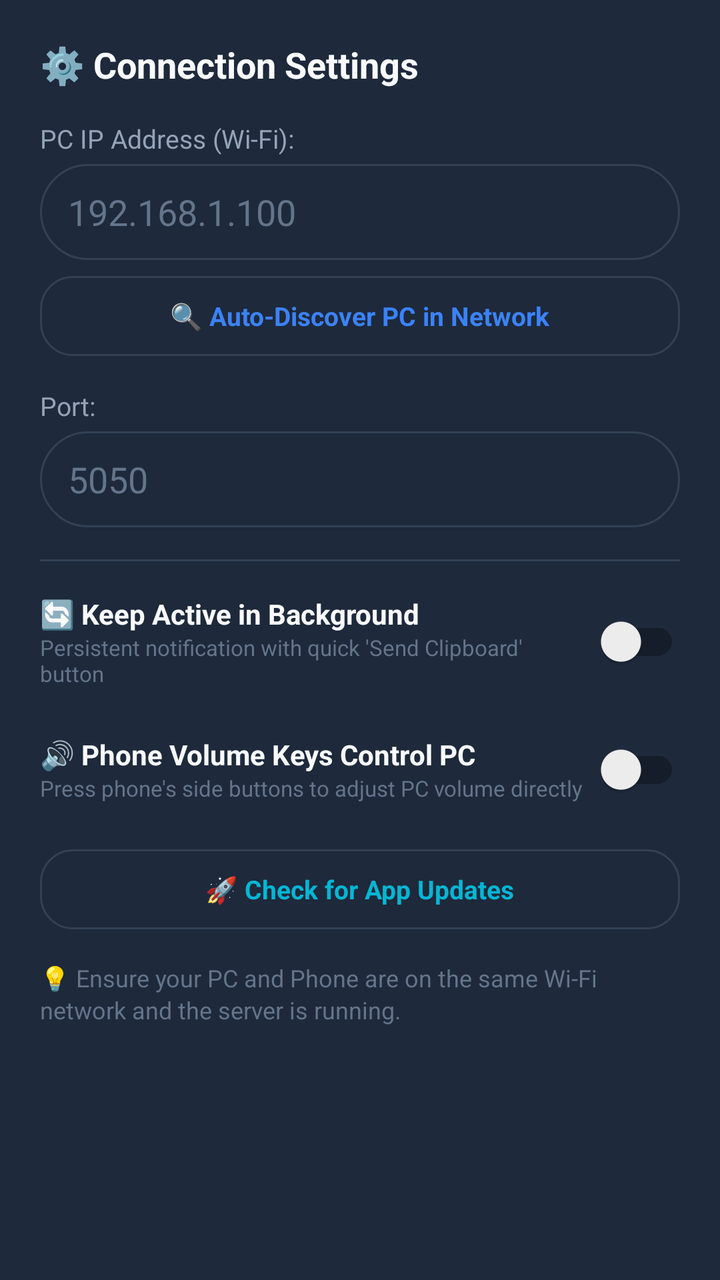
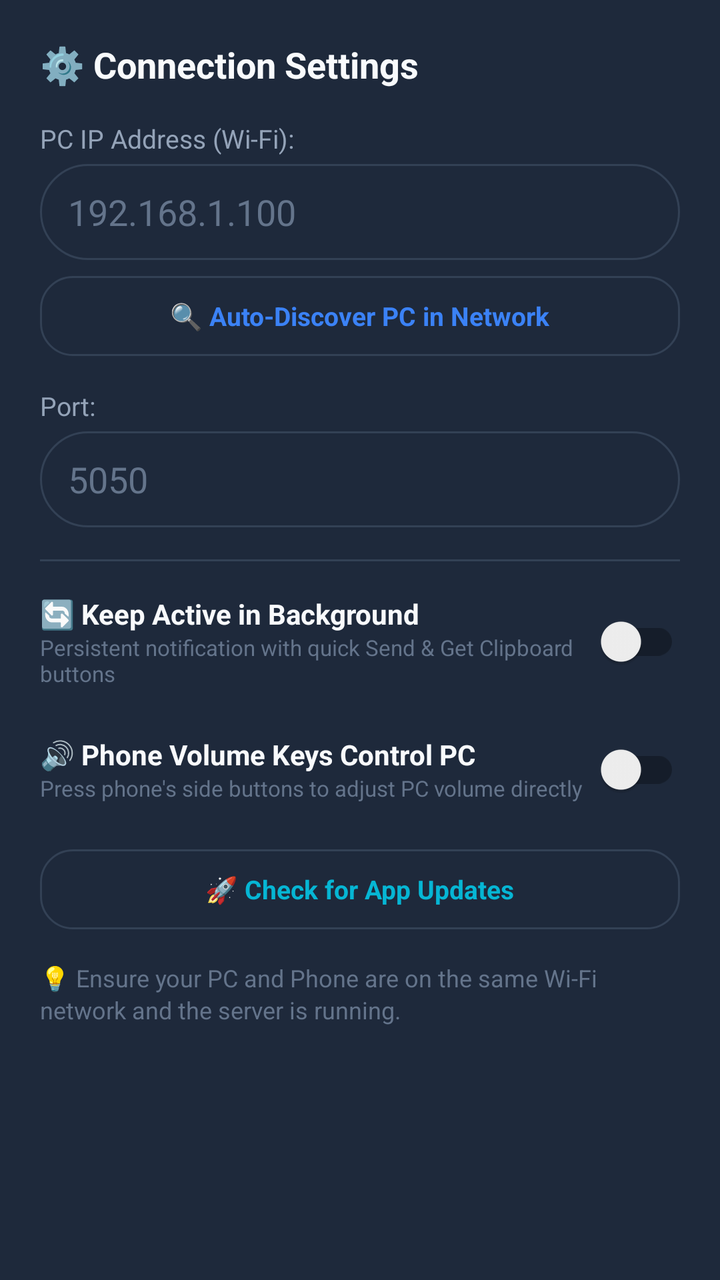

Before-and-after screenshots of an Android layout around one commit, followed by the original layout XML and the change that was made.
<!-- AndroidManifest.xml: application theme Theme.PCRemote -->
<!-- res/layout/dialog_settings.xml -->
<?xml version="1.0" encoding="utf-8"?>
<LinearLayout xmlns:android="http://schemas.android.com/apk/res/android"
    android:layout_width="match_parent"
    android:layout_height="wrap_content"
    android:orientation="vertical"
    android:padding="20dp"
    android:background="@color/surface_dark">

    <TextView
        android:layout_width="match_parent"
        android:layout_height="wrap_content"
        android:text="⚙️ Connection Settings"
        android:textColor="@color/text_primary"
        android:textSize="18sp"
        android:textStyle="bold"
        android:layout_marginBottom="16dp" />

    <TextView
        android:layout_width="match_parent"
        android:layout_height="wrap_content"
        android:text="PC IP Address (Wi-Fi):"
        android:textColor="@color/text_secondary"
        android:textSize="13sp"
        android:layout_marginBottom="4dp" />

    <EditText
        android:id="@+id/etIpAddress"
        android:layout_width="match_parent"
        android:layout_height="48dp"
        android:background="@drawable/bg_input"
        android:paddingStart="14dp"
        android:paddingEnd="14dp"
        android:hint="192.168.1.100"
        android:textColorHint="@color/text_muted"
        android:textColor="@color/text_primary"
        android:inputType="textUri"
        android:layout_marginBottom="8dp" />

    <LinearLayout
        android:id="@+id/btnAutoDiscover"
        android:layout_width="match_parent"
        android:layout_height="40dp"
        android:background="@drawable/bg_chip"
        android:gravity="center"
        android:clickable="true"
        android:focusable="true"
        android:layout_marginBottom="16dp">

        <TextView
            android:id="@+id/tvAutoDiscoverText"
            android:layout_width="wrap_content"
            android:layout_height="wrap_content"
            android:text="🔍 Auto-Discover PC in Network"
            android:textColor="@color/accent_blue"
            android:textSize="13sp"
            android:textStyle="bold" />
    </LinearLayout>

    <TextView
        android:layout_width="match_parent"
        android:layout_height="wrap_content"
        android:text="Port:"
        android:textColor="@color/text_secondary"
        android:textSize="13sp"
        android:layout_marginBottom="4dp" />

    <EditText
        android:id="@+id/etPort"
        android:layout_width="match_parent"
        android:layout_height="48dp"
        android:background="@drawable/bg_input"
        android:paddingStart="14dp"
        android:paddingEnd="14dp"
        android:hint="5050"
        android:textColorHint="@color/text_muted"
        android:textColor="@color/text_primary"
        android:inputType="number"
        android:layout_marginBottom="16dp" />

    
    <View
        android:layout_width="match_parent"
        android:layout_height="1dp"
        android:background="#334155"
        android:layout_marginBottom="16dp" />

    
    <LinearLayout
        android:layout_width="match_parent"
        android:layout_height="wrap_content"
        android:orientation="horizontal"
        android:gravity="center_vertical"
        android:layout_marginBottom="16dp">

        <LinearLayout
            android:layout_width="0dp"
            android:layout_height="wrap_content"
            android:layout_weight="1"
            android:orientation="vertical">

            <TextView
                android:layout_width="wrap_content"
                android:layout_height="wrap_content"
                android:text="🔄 Keep Active in Background"
                android:textColor="@color/text_primary"
                android:textSize="14sp"
                android:textStyle="bold" />

            <TextView
                android:layout_width="wrap_content"
                android:layout_height="wrap_content"
                android:text="Persistent notification with quick 'Send Clipboard' button"
                android:textColor="@color/text_muted"
                android:textSize="11sp" />
        </LinearLayout>

        <androidx.appcompat.widget.SwitchCompat
            android:id="@+id/switchKeepBackground"
            android:layout_width="wrap_content"
            android:layout_height="wrap_content" />
    </LinearLayout>

    
    <LinearLayout
        android:layout_width="match_parent"
        android:layout_height="wrap_content"
        android:orientation="horizontal"
        android:gravity="center_vertical"
        android:layout_marginBottom="16dp">

        <LinearLayout
            android:layout_width="0dp"
            android:layout_height="wrap_content"
            android:layout_weight="1"
            android:orientation="vertical">

            <TextView
                android:layout_width="wrap_content"
                android:layout_height="wrap_content"
                android:text="🔊 Phone Volume Keys Control PC"
                android:textColor="@color/text_primary"
                android:textSize="14sp"
                android:textStyle="bold" />

            <TextView
                android:layout_width="wrap_content"
                android:layout_height="wrap_content"
                android:text="Press phone's side buttons to adjust PC volume directly"
                android:textColor="@color/text_muted"
                android:textSize="11sp" />
        </LinearLayout>

        <androidx.appcompat.widget.SwitchCompat
            android:id="@+id/switchHwVolume"
            android:layout_width="wrap_content"
            android:layout_height="wrap_content" />
    </LinearLayout>

    
    <LinearLayout
        android:id="@+id/btnCheckUpdates"
        android:layout_width="match_parent"
        android:layout_height="40dp"
        android:background="@drawable/bg_chip"
        android:gravity="center"
        android:clickable="true"
        android:focusable="true"
        android:layout_marginBottom="16dp">

        <TextView
            android:id="@+id/tvCheckUpdatesText"
            android:layout_width="wrap_content"
            android:layout_height="wrap_content"
            android:text="🚀 Check for App Updates"
            android:textColor="@color/accent"
            android:textSize="13sp"
            android:textStyle="bold" />
    </LinearLayout>

    <TextView
        android:layout_width="match_parent"
        android:layout_height="wrap_content"
        android:text="💡 Ensure your PC and Phone are on the same Wi-Fi network and the server is running."
        android:textColor="@color/text_muted"
        android:textSize="12sp"
        android:lineSpacingExtra="2dp" />

</LinearLayout>
<!-- resources referenced by this layout -->
<resources>
  <color name="accent">#06B6D4</color>
  <color name="accent_blue">#3B82F6</color>
  <color name="surface_dark">#1E293B</color>
  <color name="text_muted">#64748B</color>
  <color name="text_primary">#F8FAFC</color>
  <color name="text_secondary">#94A3B8</color>
  <!-- drawable bg_chip (drawable) -->
  <?xml version="1.0" encoding="utf-8"?>
  <ripple xmlns:android="http://schemas.android.com/apk/res/android"
      android:color="@color/primary_light">
      <item>
          <shape>
              <solid android:color="@color/surface_dark" />
              <stroke android:width="1dp" android:color="@color/surface_variant" />
              <corners android:radius="16dp" />
              <padding
                  android:left="14dp"
                  android:top="8dp"
                  android:right="14dp"
                  android:bottom="8dp" />
          </shape>
      </item>
  </ripple>
  <!-- drawable bg_input (drawable) -->
  <?xml version="1.0" encoding="utf-8"?>
  <shape xmlns:android="http://schemas.android.com/apk/res/android">
      <solid android:color="@color/surface_dark" />
      <stroke android:width="1dp" android:color="@color/surface_variant" />
      <corners android:radius="24dp" />
  </shape>
  <style name="Theme.PCRemote" parent="Theme.MaterialComponents.DayNight.NoActionBar">
          
          <item name="colorPrimary">@color/primary</item>
          <item name="colorPrimaryVariant">@color/primary_dark</item>
          <item name="colorOnPrimary">@color/text_primary</item>
          
          <item name="colorSecondary">@color/accent</item>
          <item name="colorSecondaryVariant">@color/accent</item>
          <item name="colorOnSecondary">@color/text_primary</item>
          
          <item name="android:statusBarColor">@color/bg_dark</item>
          <item name="android:windowBackground">@color/bg_dark</item>
      </style>
  <color name="primary_light">#14B8A6</color>
  <color name="surface_variant">#334155</color>
  <color name="primary">#0D9488</color>
  <color name="primary_dark">#0F766E</color>
  <color name="bg_dark">#0F172A</color>
</resources>

<!-- the commit's change to res/layout/dialog_settings.xml (unified diff, before → after) -->
@@ -109,7 +109,7 @@
             <TextView
                 android:layout_width="wrap_content"
                 android:layout_height="wrap_content"
-                android:text="Persistent notification with quick 'Send Clipboard' button"
+                android:text="Persistent notification with quick Send &amp; Get Clipboard buttons"
                 android:textColor="@color/text_muted"
                 android:textSize="11sp" />
         </LinearLayout>
